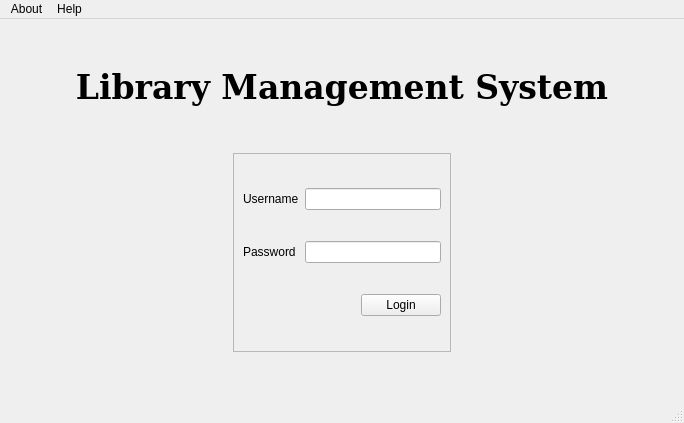
Above: login.ui from pramesh025/LibraryMS before the change. Below: the same form after it.
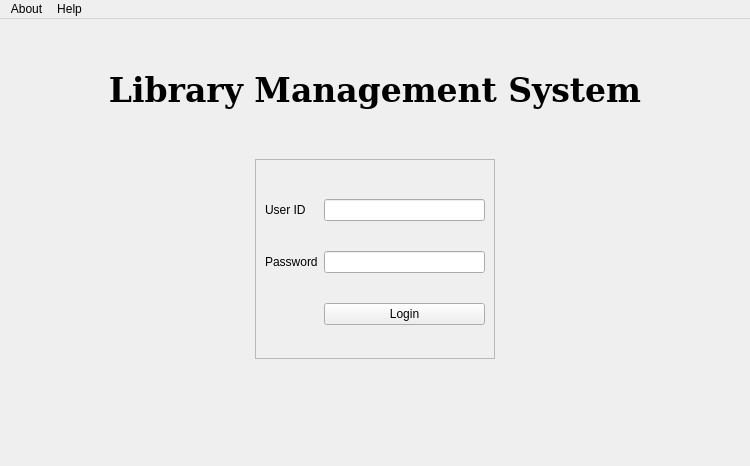
That is the form after the change.

Patch:
```diff
--- a/login.ui
+++ b/login.ui
@@ -6,41 +6,21 @@
    <rect>
     <x>0</x>
     <y>0</y>
-    <width>684</width>
-    <height>423</height>
+    <width>750</width>
+    <height>466</height>
    </rect>
   </property>
+  <property name="sizePolicy">
+   <sizepolicy hsizetype="MinimumExpanding" vsizetype="MinimumExpanding">
+    <horstretch>0</horstretch>
+    <verstretch>0</verstretch>
+   </sizepolicy>
+  </property>
   <property name="windowTitle">
    <string>Library Management</string>
   </property>
   <widget class="QWidget" name="centralwidget">
    <layout class="QGridLayout" name="gridLayout">
-    <item row="2" column="0" colspan="3">
-     <spacer name="verticalSpacer">
-      <property name="orientation">
-       <enum>Qt::Vertical</enum>
-      </property>
-      <property name="sizeHint" stdset="0">
-       <size>
-        <width>20</width>
-        <height>40</height>
-       </size>
-      </property>
-     </spacer>
-    </item>
-    <item row="3" column="2">
-     <spacer name="horizontalSpacer_5">
-      <property name="orientation">
-       <enum>Qt::Horizontal</enum>
-      </property>
-      <property name="sizeHint" stdset="0">
-       <size>
-        <width>40</width>
-        <height>20</height>
-       </size>
-      </property>
-     </spacer>
-    </item>
     <item row="3" column="1">
      <widget class="QFrame" name="frame">
       <property name="sizePolicy">
@@ -67,17 +47,17 @@
       <property name="frameShadow">
        <enum>QFrame::Raised</enum>
       </property>
-      <layout class="QVBoxLayout" name="verticalLayout_2">
-       <item>
-        <layout class="QHBoxLayout" name="horizontalLayout_2">
-         <item>
-          <widget class="QLabel" name="label">
-           <property name="text">
-            <string>Username</string>
-           </property>
-          </widget>
-         </item>
-         <item>
+      <layout class="QGridLayout" name="gridLayout_2">
+       <property name="leftMargin">
+        <number>9</number>
+       </property>
+       <property name="bottomMargin">
+        <number>0</number>
+       </property>
+       <property name="verticalSpacing">
+        <number>0</number>
+       </property>
+       <item row="0" column="1">
           <widget class="QLineEdit" name="lineEdit_id">
            <property name="sizePolicy">
             <sizepolicy hsizetype="Expanding" vsizetype="Fixed">
@@ -90,61 +70,34 @@
            </property>
           </widget>
          </item>
-        </layout>
+       <item row="0" column="0">
+        <widget class="QLabel" name="label">
+         <property name="text">
+          <string>User ID</string>
+         </property>
+         <property name="margin">
+          <number>0</number>
+         </property>
+        </widget>
        </item>
-       <item>
-        <layout class="QHBoxLayout" name="horizontalLayout">
-         <item>
+       <item row="2" column="0">
           <widget class="QLabel" name="label_2">
            <property name="text">
             <string>Password</string>
            </property>
-          </widget>
-         </item>
-         <item>
-          <spacer name="horizontalSpacer_2">
-           <property name="orientation">
-            <enum>Qt::Horizontal</enum>
-           </property>
-           <property name="sizeType">
-            <enum>QSizePolicy::Fixed</enum>
-           </property>
-           <property name="sizeHint" stdset="0">
-            <size>
-             <width>3</width>
-             <height>20</height>
-            </size>
-           </property>
-          </spacer>
-         </item>
-         <item>
+         <property name="margin">
+          <number>0</number>
+         </property>
+        </widget>
+       </item>
+       <item row="2" column="1">
           <widget class="QLineEdit" name="lineEdit_password">
            <property name="echoMode">
             <enum>QLineEdit::Password</enum>
            </property>
           </widget>
          </item>
-        </layout>
-       </item>
-       <item>
-        <layout class="QHBoxLayout" name="horizontalLayout_3">
-         <item>
-          <spacer name="horizontalSpacer_3">
-           <property name="orientation">
-            <enum>Qt::Horizontal</enum>
-           </property>
-           <property name="sizeType">
-            <enum>QSizePolicy::MinimumExpanding</enum>
-           </property>
-           <property name="sizeHint" stdset="0">
-            <size>
-             <width>40</width>
-             <height>20</height>
-            </size>
-           </property>
-          </spacer>
-         </item>
-         <item>
+       <item row="3" column="1">
           <widget class="QPushButton" name="pushButton_login">
            <property name="text">
             <string>Login</string>
@@ -152,12 +105,10 @@
           </widget>
          </item>
         </layout>
-       </item>
-      </layout>
      </widget>
     </item>
-    <item row="3" column="0">
-     <spacer name="horizontalSpacer_4">
+    <item row="3" column="2">
+     <spacer name="horizontalSpacer_5">
       <property name="orientation">
        <enum>Qt::Horizontal</enum>
       </property>
@@ -169,8 +120,21 @@
       </property>
      </spacer>
     </item>
-    <item row="4" column="1">
-     <spacer name="verticalSpacer_2">
+    <item row="2" column="0" colspan="3">
+     <spacer name="verticalSpacer">
+      <property name="orientation">
+       <enum>Qt::Vertical</enum>
+      </property>
+      <property name="sizeHint" stdset="0">
+       <size>
+        <width>20</width>
+        <height>40</height>
+       </size>
+      </property>
+     </spacer>
+    </item>
+    <item row="0" column="0" colspan="3">
+     <spacer name="verticalSpacer_3">
       <property name="orientation">
        <enum>Qt::Vertical</enum>
       </property>
@@ -206,15 +170,28 @@
       </property>
      </widget>
     </item>
-    <item row="0" column="0" colspan="3">
-     <spacer name="verticalSpacer_3">
+    <item row="4" column="1">
+     <spacer name="verticalSpacer_2">
       <property name="orientation">
        <enum>Qt::Vertical</enum>
       </property>
       <property name="sizeHint" stdset="0">
        <size>
         <width>20</width>
-        <height>40</height>
+        <height>98</height>
+       </size>
+      </property>
+     </spacer>
+    </item>
+    <item row="3" column="0">
+     <spacer name="horizontalSpacer_4">
+      <property name="orientation">
+       <enum>Qt::Horizontal</enum>
+      </property>
+      <property name="sizeHint" stdset="0">
+       <size>
+        <width>40</width>
+        <height>20</height>
        </size>
       </property>
      </spacer>
@@ -226,7 +203,7 @@
     <rect>
      <x>0</x>
      <y>0</y>
-     <width>684</width>
+     <width>750</width>
      <height>26</height>
     </rect>
    </property>
@@ -243,7 +220,6 @@
    <addaction name="menuAbout"/>
    <addaction name="menuHelp"/>
   </widget>
-  <widget class="QStatusBar" name="statusbar"/>
  </widget>
  <resources/>
  <connections/>
```
Lines whose indentation alone changed are shown as unchanged.
